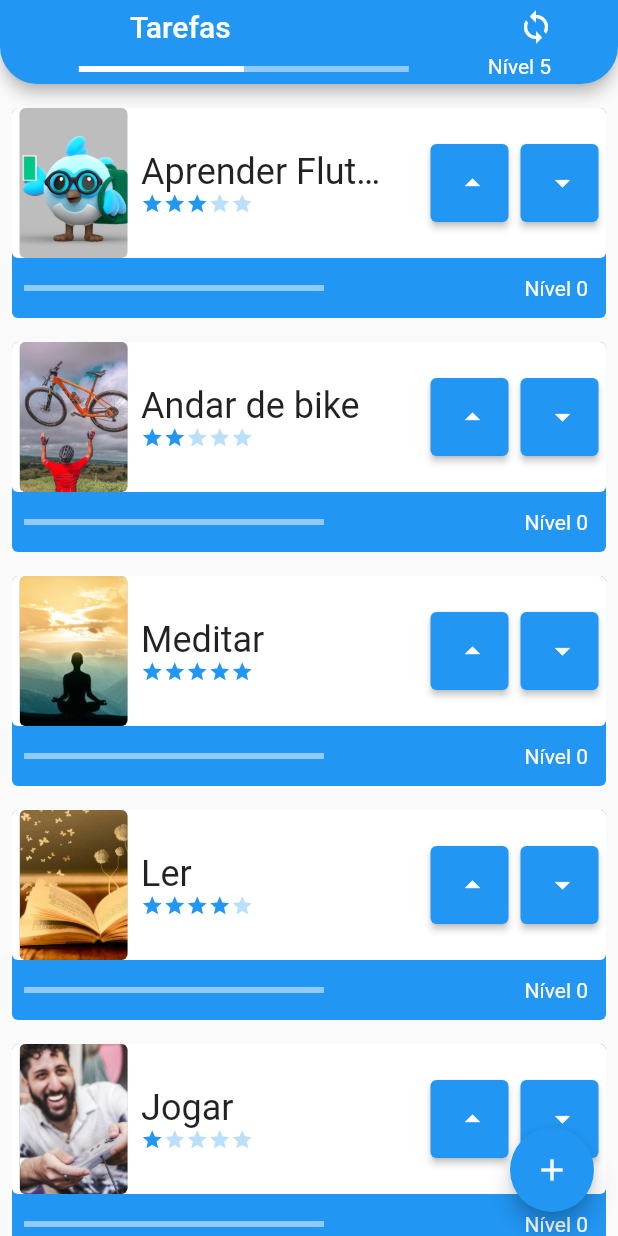
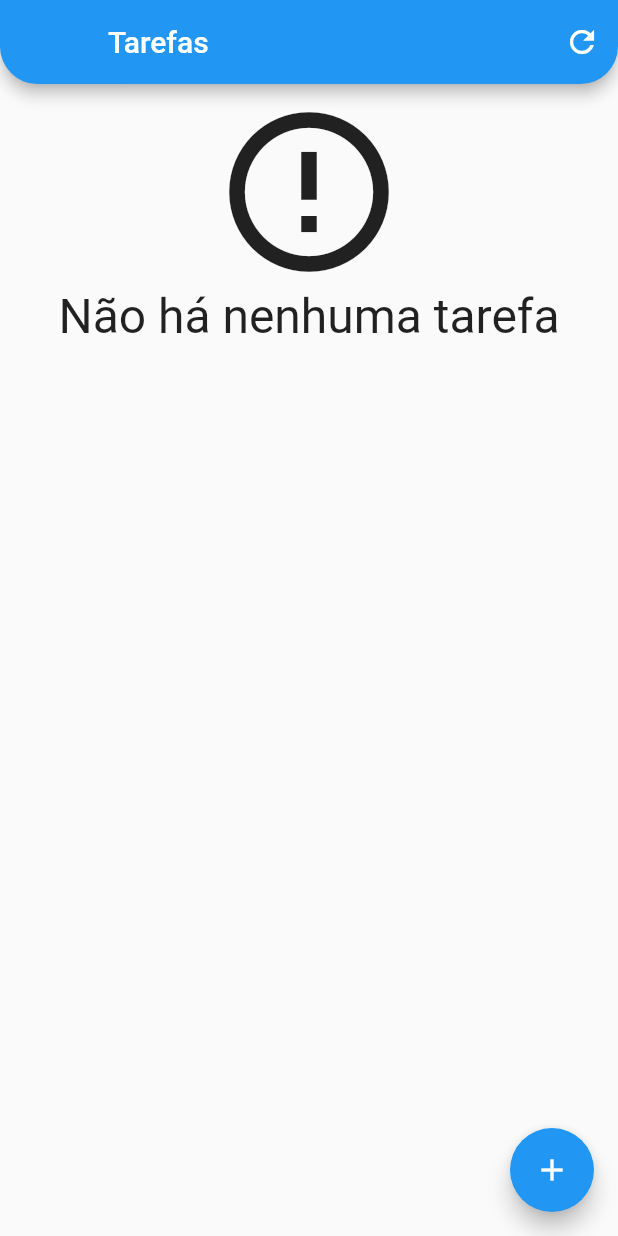
Before and after one commit to lucaskevyn/nosso_primeiro_projeto, a Flutter app: the screen it shows after launch, on a phone screen of 412 x 824 dp. Run offline on Flutter 3.47's test engine with Material 2 defaults, Android fonts, the phone set to English and light mode, and no system bars; our stand-ins replace sqflite; accounts and stored records are empty.

Commit message:
applying data persistence

```diff
--- /dev/null
+++ b/lib/data/taskDao.dart
@@ -0,0 +1,77 @@
+import 'package:nosso_primeiro_projeto/data/database.dart';
+import 'package:sqflite/sqflite.dart';
+
+import '../components/task.dart';
+
+class TaskDao {
+  static String tableSql = 'CREATE TABLE $_tablename('
+      '$_name TEXT, '
+      '$_difficulty INTEGER, '
+      '$_image TEXT)';
+
+  static String _tablename = 'taskTable';
+  static String _difficulty = 'difficulty';
+  static String _name = 'name';
+  static String _image = 'image';
+
+  save(Task tarefa) async {
+    print('Iniciando o save: ');
+    final Database bancoDeDados = await getDataBase();
+    var itemExists = await find(tarefa.nome);
+    Map<String, dynamic> taskMap = toMap(tarefa);
+    if (itemExists.isEmpty) {
+      print('a tarefa não existia.');
+      return await bancoDeDados.insert(_tablename, taskMap);
+    } else {
+      print('A tarefa já existia.');
+      return await bancoDeDados.update(_tablename, taskMap,
+          where: '$_name = ? ', whereArgs: [tarefa.nome]);
+    }
+  }
+
+  Map<String, dynamic> toMap(Task tarefa) {
+    print('Convertendo tarefa em map: ');
+    final Map<String, dynamic> mapaDeTarefas = Map();
+    mapaDeTarefas[_name] = tarefa.nome;
+    mapaDeTarefas[_difficulty] = tarefa.dificuldade;
+    mapaDeTarefas[_image] = tarefa.foto;
+    print('Mapa de Tarefas: $mapaDeTarefas');
+    return mapaDeTarefas;
+  }
+
+  Future<List<Task>> findAll() async {
+    print('Acessando findAll: ');
+    final Database bancoDeDados = await getDataBase();
+    final List<Map<String, dynamic>> result =
+        await bancoDeDados.query(_tablename);
+    print('Procurando dados no banco de dados... encontrado: $result');
+    return toList(result);
+  }
+
+  List<Task> toList(List<Map<String, dynamic>> mapaDeTarefas) {
+    print('Convertendo to List');
+    final List<Task> tarefas = [];
+    for (Map<String, dynamic> linha in mapaDeTarefas) {
+      final Task tarefa = Task(linha[_name], linha[_image], linha[_difficulty]);
+      tarefas.add(tarefa);
+    }
+    print('Lista de tarefas $tarefas');
+    return tarefas;
+  }
+
+  Future<List<Task>> find(String nomeDaTarefa) async {
+    print('Acessando find: ');
+    final Database bancoDeDados = await getDataBase();
+    final List<Map<String, dynamic>> result = await bancoDeDados
+        .query(_tablename, where: '$_name = ?', whereArgs: [nomeDaTarefa]);
+    print('Tarefa encontrada: ${toList(result)}');
+    return toList(result);
+  }
+
+  delete(String nomeDaTarefa) async {
+    print('Deletando tarefa: $nomeDaTarefa');
+    final Database bancoDeDados = await getDataBase();
+    return bancoDeDados
+        .delete(_tablename, where: '$_name = ?', whereArgs: [nomeDaTarefa]);
+  }
+}
--- a/lib/data/task_inherited.dart
+++ b/lib/data/task_inherited.dart
@@ -20,7 +20,8 @@ class TaskInherited extends InheritedWidget {
   }
 
   static TaskInherited of(BuildContext context) {
-    final TaskInherited? result = context.dependOnInheritedWidgetOfExactType<TaskInherited>();
+    final TaskInherited? result =
+        context.dependOnInheritedWidgetOfExactType<TaskInherited>();
     assert(result != null, 'No TaskInherited found in context');
     return result!;
   }
--- a/lib/screens/initial_screen.dart
+++ b/lib/screens/initial_screen.dart
@@ -3,69 +3,142 @@ import 'package:nosso_primeiro_projeto/data/task_inherited.dart';
 import 'package:nosso_primeiro_projeto/screens/form_screen.dart';
 
 import '../components/task.dart';
+import '../data/taskDao.dart';
 
 class InitialScreen extends StatefulWidget {
   InitialScreen({Key? key}) : super(key: key);
 
-  int nivelGeral = 0;
+  double nivelGeral = 0;
 
   @override
   State<InitialScreen> createState() => _InitialScreenState();
 }
 
 class _InitialScreenState extends State<InitialScreen> {
+  calculaNivelGeral() {
+    // Colocar if para verificar mudança de barra
+    double level = 0;
+    for (Task task in TaskInherited.of(context).taskList) {
+      level += (task.nivel / 10) * task.dificuldade;
+    }
+    widget.nivelGeral = level;
+  }
+
   @override
   Widget build(BuildContext context) {
     return Scaffold(
         appBar: AppBar(
             leading: Container(),
+            actions: [
+              IconButton(
+                  onPressed: () {
+                    setState(() {});
+                  },
+                  icon: Icon(Icons.refresh))
+            ],
             title: Row(
-              mainAxisAlignment: MainAxisAlignment.spaceEvenly,
+              mainAxisAlignment: MainAxisAlignment.start,
               children: [
-                const Text('Tarefas'),
-                SizedBox(
-                  width: 150,
-                ),
-                IconButton(
-                  onPressed: () {
-                    TaskInherited.of(context).taskList[0];
-                  },
-                  icon: Icon(Icons.sync),
-                )
+                Text('Tarefas'),
+                // SizedBox(
+                //   width: 150,
+                // ),
+                // IconButton(
+                //   onPressed: () {
+                //     setState(() {
+                //       calculaNivelGeral();
+                //     });
+                //   },
+                //   icon: Icon(Icons.sync),
+                // )
               ],
             ),
-            bottom: PreferredSize(
-              preferredSize: Size.zero,
-              child: Row(
-                mainAxisAlignment: MainAxisAlignment.spaceEvenly,
-                crossAxisAlignment: CrossAxisAlignment.start,
-                children: [
-                  Padding(
-                    padding: const EdgeInsets.all(8.0),
-                    child: SizedBox(
-                      width: 220,
-                      child: LinearProgressIndicator(
-                        color: Colors.white,
-                        value: 0.5,
-                      ),
-                    ),
-                  ),
-                  Text(
-                    'Nível 5',
-                    style: const TextStyle(color: Colors.white, fontSize: 14),
-                  ),
-                ],
-              ),
-            ),
+            // bottom: PreferredSize(
+            //   preferredSize: Size.zero,
+            //   child: Row(
+            //     mainAxisAlignment: MainAxisAlignment.spaceEvenly,
+            //     crossAxisAlignment: CrossAxisAlignment.start,
+            //     children: [
+            //       Padding(
+            //         padding: EdgeInsets.all(8.0),
+            //         child: SizedBox(
+            //           width: 220,
+            //           child: LinearProgressIndicator(
+            //             color: Colors.white,
+            //             value: widget.nivelGeral / 10,
+            //           ),
+            //         ),
+            //       ),
+            //       Text(
+            //         'Nível: ${widget.nivelGeral.toStringAsFixed(2)}',
+            //         style: TextStyle(color: Colors.white, fontSize: 14),
+            //       ),
+            //     ],
+            //   ),
+            // ),
             shape: const RoundedRectangleBorder(
               borderRadius: BorderRadius.only(
                 bottomLeft: Radius.circular(25),
                 bottomRight: Radius.circular(25),
               ),
             )),
-        body: ListView(
-          children: TaskInherited.of(context).taskList,
+        body: Padding(
           padding: EdgeInsets.only(top: 8, bottom: 70),
+          child: FutureBuilder(
+              future: TaskDao().findAll(),
+              builder: (context, snapshot) {
+                List<Task>? items = snapshot.data;
+                switch (snapshot.connectionState) {
+                  case ConnectionState.none:
+                    return Center(
+                      child: Column(children: [
+                        CircularProgressIndicator(),
+                        Text('Carregando')
+                      ]),
+                    );
+                    break;
+                  case ConnectionState.waiting:
+                    return Center(
+                      child: Column(children: [
+                        CircularProgressIndicator(),
+                        Text('Carregando')
+                      ]),
+                    );
+                    break;
+                  case ConnectionState.active:
+                    return Center(
+                      child: Column(children: [
+                        CircularProgressIndicator(),
+                        Text('Carregando')
+                      ]),
+                    );
+                    break;
+                  case ConnectionState.done:
+                    if (snapshot.hasData && items != null) {
+                      if (items.isNotEmpty) {
+                        return ListView.builder(
+                            itemCount: items.length,
+                            itemBuilder: (BuildContext context, int index) {
+                              final Task tarefa = items[index];
+                              return tarefa;
+                            });
+                      }
+                      return Center(
+                          child: Column(
+                        children: [
+                          Icon(Icons.error_outline, size: 128),
+                          Text(
+                            'Não há nenhuma tarefa',
+                            style: TextStyle(fontSize: 32),
+                          ),
+                        ],
+                      ));
+                    }
+                    return Text('Erro ao carregar Tarefas');
+                    break;
+                }
+                return Text('Erro desconhecido');
+              }),
         ),
         floatingActionButton: FloatingActionButton(
           onPressed: () {
--- a/pubspec.yaml
+++ b/pubspec.yaml
@@ -35,6 +35,7 @@ dependencies:
   # The following adds the Cupertino Icons font to your application.
   # Use with the CupertinoIcons class for iOS style icons.
   cupertino_icons: ^1.0.2
+  sqflite: ^2.0.3+1
 
 dev_dependencies:
   flutter_test:
```
Also changed, not shown: lib/components/task.dart (+21 -0 lines), lib/data/database.dart (added, +14 -0 lines), lib/screens/form_screen.dart (+14 -10 lines), pubspec.lock, 1 other file.
